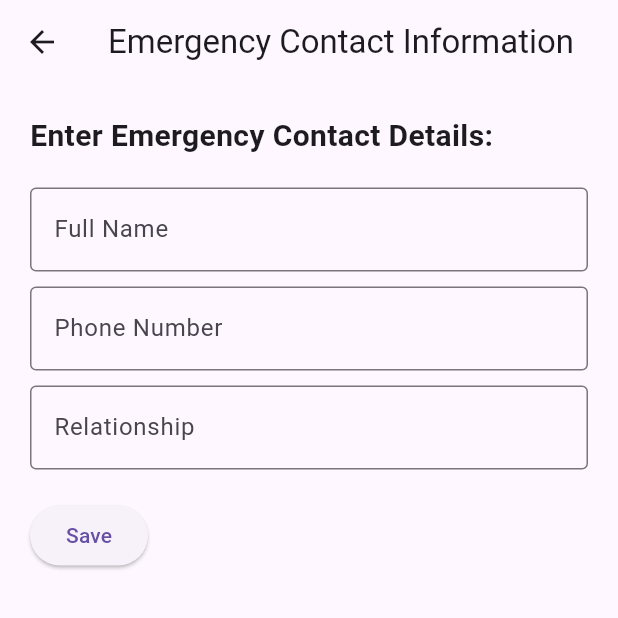
After one commit to shreelaxmikamath/one-love, a Flutter app: the OthersPage screen opened directly, after a tap on "Emergency Contact", on a phone screen of 412 x 824 dp, the top half of it. The commit adds this screen. Run offline on Flutter 3.47's test engine with Material 3 defaults, Android fonts, the phone set to English and light mode, and no system bars; our stand-ins replace table_calendar; network calls fail.

Commit message:
Other features partial update

```diff
--- /dev/null
+++ b/lib/emergency_contact_form.dart
@@ -0,0 +1,104 @@
+import 'package:flutter/material.dart';
+import 'package:http/http.dart' as http;
+import 'dart:convert';
+
+class EmergencyContactForm extends StatelessWidget {
+  final TextEditingController fullNameController = TextEditingController();
+  final TextEditingController phoneNumberController = TextEditingController();
+  final TextEditingController relationshipController = TextEditingController();
+
+  Future<void> saveEmergencyContact(BuildContext context) async {
+    String url = 'http://localhost:5000/add_emergency_contact';
+    var response = await http.post(
+      Uri.parse(url),
+      headers: <String, String>{
+        'Content-Type': 'application/json; charset=UTF-8',
+      },
+      body: jsonEncode(<String, dynamic>{
+        'user_id': 1, // Replace with actual user_id
+        'full_name': fullNameController.text,
+        'phone_number': phoneNumberController.text,
+        'relationship': relationshipController.text,
+      }),
+    );
+
+    if (response.statusCode == 201) {
+      // Successfully saved
+      print('Emergency contact added successfully!');
+      Navigator.pop(context); // Go back to the previous page
+    } else {
+      // Failed to save
+      print('Failed to add emergency contact.');
+      showDialog(
+        context: context,
+        builder: (BuildContext context) {
+          return AlertDialog(
+            title: Text('Error'),
+            content: Text('Failed to save emergency contact.'),
+            actions: <Widget>[
+              TextButton(
+                child: Text('OK'),
+                onPressed: () {
+                  Navigator.of(context).pop();
+                },
+              ),
+            ],
+          );
+        },
+      );
+    }
+  }
+
+  @override
+  Widget build(BuildContext context) {
+    return Scaffold(
+      appBar: AppBar(
+        title: Text('Emergency Contact Information'),
+      ),
+      body: Padding(
+        padding: const EdgeInsets.all(20.0),
+        child: Column(
+          crossAxisAlignment: CrossAxisAlignment.start,
+          children: [
+            Text(
+              'Enter Emergency Contact Details:',
+              style: TextStyle(fontSize: 20, fontWeight: FontWeight.bold),
+            ),
+            SizedBox(height: 20),
+            TextField(
+              controller: fullNameController,
+              decoration: InputDecoration(
+                labelText: 'Full Name',
+                border: OutlineInputBorder(),
+              ),
+            ),
+            SizedBox(height: 10),
+            TextField(
+              controller: phoneNumberController,
+              decoration: InputDecoration(
+                labelText: 'Phone Number',
+                border: OutlineInputBorder(),
+              ),
+              keyboardType: TextInputType.phone,
+            ),
+            SizedBox(height: 10),
+            TextField(
+              controller: relationshipController,
+              decoration: InputDecoration(
+                labelText: 'Relationship',
+                border: OutlineInputBorder(),
+              ),
+            ),
+            SizedBox(height: 20),
+            ElevatedButton(
+              onPressed: () {
+                saveEmergencyContact(context); // Call function to save contact
+              },
+              child: Text('Save'),
+            ),
+          ],
+        ),
+      ),
+    );
+  }
+}
--- a/lib/others_page.dart
+++ b/lib/others_page.dart
@@ -1,6 +1,7 @@
 import 'package:flutter/material.dart';
 import 'shopping_preparation_checklists.dart';
 import 'journaling_memories.dart';
+import 'emergency_contact_form.dart'; // Import the new form page
 
 class OthersPage extends StatelessWidget {
   @override
@@ -38,7 +39,22 @@ class OthersPage extends StatelessWidget {
                 );
               },
               child: Text(
-                'Journalings and Memories',
+                'Journaling and Memories',
+                style: TextStyle(fontSize: 18, color: Colors.black),
+              ),
+            ),
+            SizedBox(height: 20),
+            ElevatedButton(
+              onPressed: () {
+                Navigator.push(
+                  context,
+                  MaterialPageRoute(
+                    builder: (context) => EmergencyContactForm(), // Navigate to the new form page
+                  ),
+                );
+              },
+              child: Text(
+                'Emergency Contact',
                 style: TextStyle(fontSize: 18, color: Colors.black),
               ),
             ),
--- a/pubspec.yaml
+++ b/pubspec.yaml
@@ -41,6 +41,7 @@ dev_dependencies:
     sdk: flutter
   table_calendar: ^3.0.0
   http: ^0.13.3
+  flutter_slidable: ^3.1.0
 
   # The "flutter_lints" package below contains a set of recommended lints to
   # encourage good coding practices. The lint set provided by the package is
```
Also changed, not shown: lib/baby_shopping_list.dart (added, +18 -0 lines), lib/hospital_bag_checklist.dart (added, +161 -0 lines), lib/personal_checklist.dart (added, +18 -0 lines), lib/shopping_preparation_checklists.dart (+22 -8 lines), pubspec.lock.
